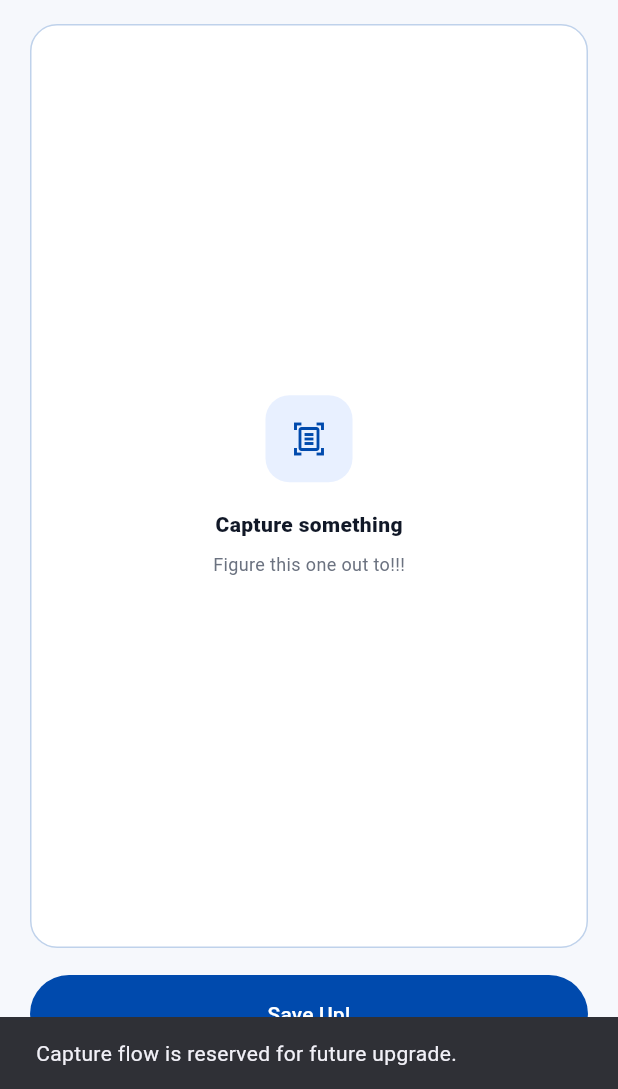
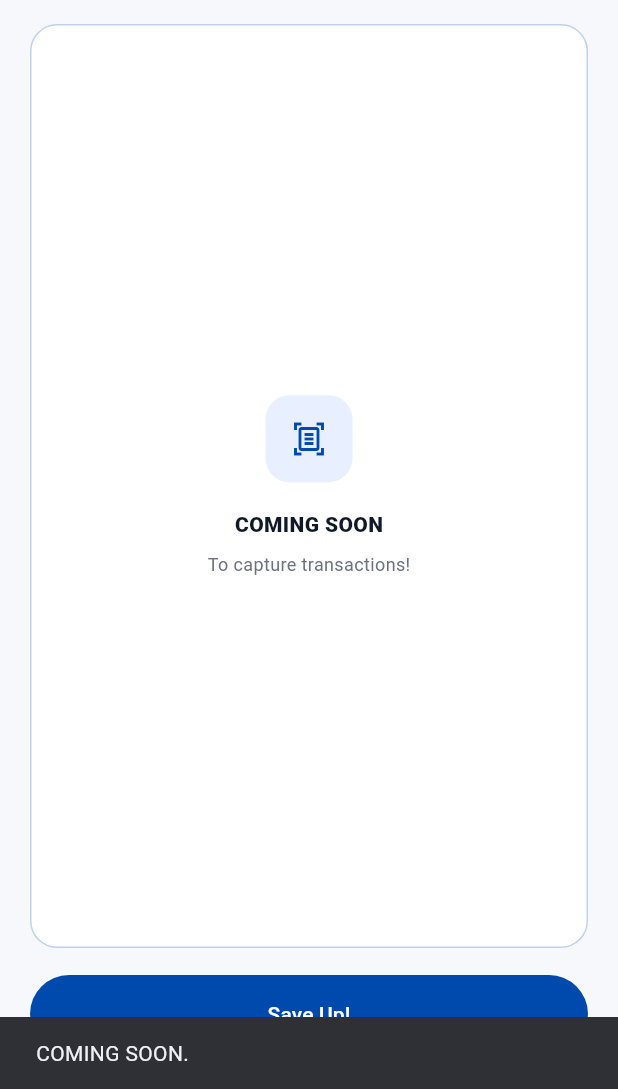
Before and after one commit to sudo-melanin/hng-stage-2-sovereign-ledger, a Flutter app: the AddTransactionScreen screen opened directly, tab 2 chosen, after a tap on "Save Up!", on a phone screen of 412 x 824 dp, the part 147-1236 px from its top. Run offline on Flutter 3.47's test engine with Material 3 defaults, Android fonts, the phone set to English and light mode, and no system bars; our stand-ins replace camera, csv, fl_chart, hive, hive_flutter, share_plus; missing offline and left inert: facial_liveness_verification; accounts and stored records are empty.

Commit message:
docs: refine functional specification to match final implementation

```diff
--- a/lib/features/transactions/widgets/capture_transaction_tab.dart
+++ b/lib/features/transactions/widgets/capture_transaction_tab.dart
@@ -7,8 +7,8 @@ class CaptureTransactionTab extends StatelessWidget {
   @override
   Widget build(BuildContext context) {
     return const _CaptureLikePlaceholder(
-      title: 'Capture something',
-      subtitle: 'Figure this one out to!!!',
+      title: 'COMING SOON',
+      subtitle: 'To capture transactions!',
       buttonText: 'Save Up!',
     );
   }
@@ -85,7 +85,7 @@ class _CaptureLikePlaceholder extends StatelessWidget {
               onPressed: () {
                 ScaffoldMessenger.of(context).showSnackBar(
                   const SnackBar(
-                    content: Text('Capture flow is reserved for future upgrade.'),
+                    content: Text('COMING SOON.'),
                   ),
                 );
               },
--- a/lib/features/transactions/widgets/upload_transaction_tab.dart
+++ b/lib/features/transactions/widgets/upload_transaction_tab.dart
@@ -63,7 +63,7 @@ class UploadTransactionTab extends StatelessWidget {
               onPressed: () {
                 ScaffoldMessenger.of(context).showSnackBar(
                   const SnackBar(
-                    content: Text('Upload flow is reserved for future upgrade.'),
+                    content: Text('COMING SOON.'),
                   ),
                 );
               },
```
Also changed, not shown: 2 other files.
